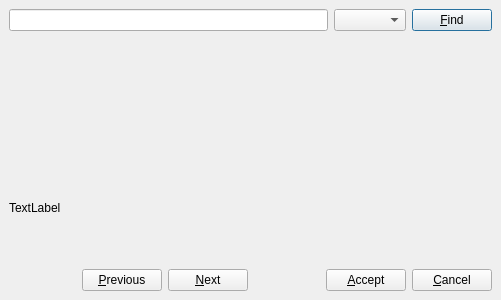
Qt form bin/ui/full_text_search.ui (xrg/openerp-client-kde) before a commit.
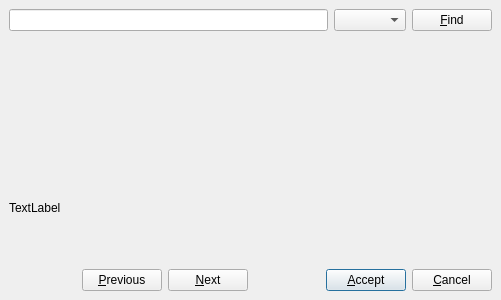
The same form after that commit. Icons and pictures are not drawn. Custom widgets are drawn as their Qt base class.

What changed in the file:
```diff
--- a/bin/ui/full_text_search.ui
+++ b/bin/ui/full_text_search.ui
@@ -59,6 +59,9 @@
        <property name="icon" >
         <iconset resource="common.qrc" >:/images/images/find.png</iconset>
        </property>
+       <property name="default" >
+        <bool>true</bool>
+       </property>
       </widget>
      </item>
     </layout>
@@ -164,6 +167,9 @@
          <property name="icon" >
           <iconset resource="common.qrc" >:/images/images/ok.png</iconset>
          </property>
+         <property name="default" >
+          <bool>true</bool>
+         </property>
         </widget>
        </item>
        <item>
```
Left out of the diff: 19 changed lines with no effect on the pictures.
